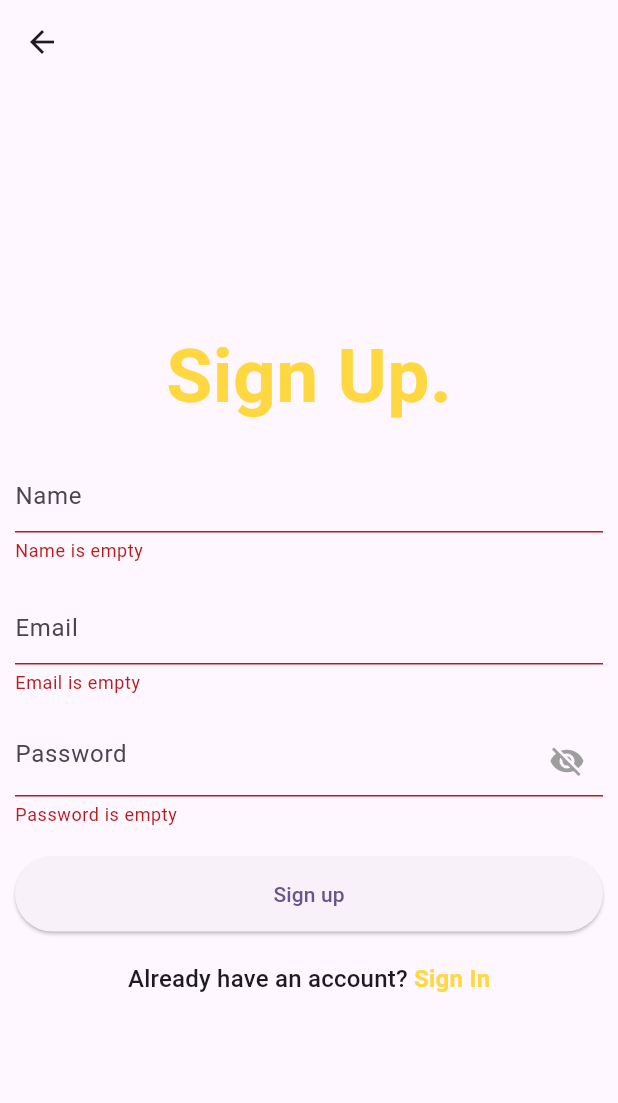
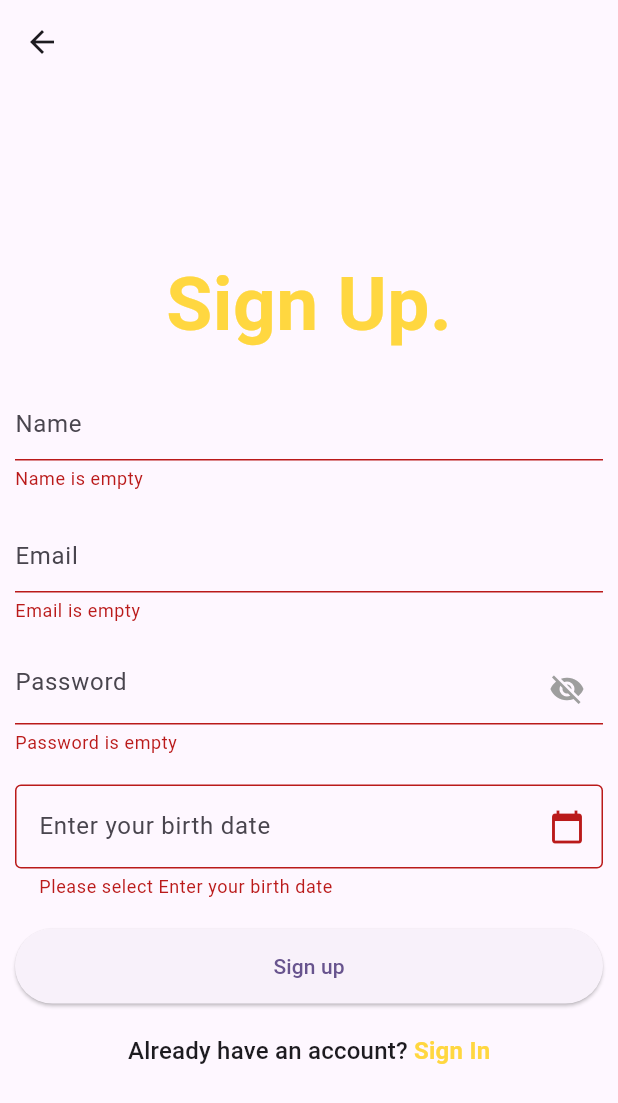
Before and after one commit to agilesh-kk/chat_application, a Flutter app: the SignUpPage screen opened directly, after a tap on "Sign up", on a phone screen of 412 x 824 dp. Shown: the top 1103 px of the screen. Run offline on Flutter 3.47's test engine with Material 3 defaults, Android fonts, the phone set to English and light mode, and no system bars; our stand-ins replace cloud_firestore, firebase_auth, firebase_core, flutter_bloc, fpdart, get_it and 3 more; accounts and stored records are empty.

Commit message:
added birthdate in signup feature

```diff
--- a/lib/core/common/entities/user.dart
+++ b/lib/core/common/entities/user.dart
@@ -6,11 +6,13 @@ class User {
   final String email;
   final String? profilePic;
   final List<String>? friends;
+  final DateTime birthDate;
 
   User({
     required this.id,
     required this.name,
     required this.email,
+    required this.birthDate,
     this.profilePic,
     this.friends,
   });
--- a/lib/features/auth/data/datasources/auth_remote_data_sources.dart
+++ b/lib/features/auth/data/datasources/auth_remote_data_sources.dart
@@ -9,6 +9,7 @@ abstract interface class AuthRemoteDataSources {
     required String name,
     required String email,
     required String password,
+    required DateTime birthDate,
   });
 
   Future<UserModel> signInWithEmailPassword({
@@ -36,6 +37,7 @@ class AuthRemoteDataSourcesImpl implements AuthRemoteDataSources {
     required String name,
     required String email,
     required String password,
+    required DateTime birthDate,
   }) async {
     try {
       //Create user in Firebase Auth
@@ -55,6 +57,7 @@ class AuthRemoteDataSourcesImpl implements AuthRemoteDataSources {
         id: firebaseUser.uid,
         name: name,
         email: email,
+        birthDate: birthDate,
         profilePic: '',
         friends: [],
       );
@@ -64,6 +67,7 @@ class AuthRemoteDataSourcesImpl implements AuthRemoteDataSources {
         'id': firebaseUser.uid,
         'name': name,
         'email': email,
+        'birthDate': birthDate,
         'profilePic': '',
         'friends': [],
       });
--- a/lib/features/auth/data/repository/auth_repository_impl.dart
+++ b/lib/features/auth/data/repository/auth_repository_impl.dart
@@ -14,12 +14,14 @@ class AuthRepositoryImpl implements AuthRepository {
     required String name,
     required String email,
     required String password,
+    required DateTime birthDate,
   }) async {
     return _getuser(
       () async => await remoteDataSources.signUpWithEmailPassword(
         name: name,
         email: email,
         password: password,
+        birthDate: birthDate,
       ),
     );
   }
--- a/lib/features/auth/domain/repository/auth_repository.dart
+++ b/lib/features/auth/domain/repository/auth_repository.dart
@@ -11,6 +11,7 @@ abstract interface class AuthRepository {
     required String name,
     required String email,
     required String password,
+    required DateTime birthDate,
   });
 
   //interface for signing in with email and password.
--- a/lib/features/auth/domain/usecase/user_sign_up.dart
+++ b/lib/features/auth/domain/usecase/user_sign_up.dart
@@ -16,6 +16,7 @@ class UserSignUp implements UseCase<User, UserSignUpParams>{
       name: params.name,
       email: params.email,
       password: params.password,
+      birthDate: params.birthDate,
     );
   }
 }
@@ -24,9 +25,11 @@ class UserSignUpParams {
   final String name;
   final String email;
   final String password;
+  final DateTime birthDate;
   UserSignUpParams({
     required this.name,
     required this.email,
     required this.password,
+    required this.birthDate,
   });
 }
--- a/lib/features/auth/presentation/bloc/auth_bloc.dart
+++ b/lib/features/auth/presentation/bloc/auth_bloc.dart
@@ -46,6 +46,7 @@ class AuthBloc extends Bloc<AuthEvent, AuthState> {
         name: event.name,
         email: event.email,
         password: event.password,
+        birthDate: event.birthDate,
       ),
     );
 
--- a/lib/features/auth/presentation/bloc/auth_event.dart
+++ b/lib/features/auth/presentation/bloc/auth_event.dart
@@ -7,11 +7,13 @@ final class AuthSignUp extends AuthEvent {
   final String name;
   final String email;
   final String password;
+  final DateTime birthDate;
 
   AuthSignUp({
     required this.name,
     required this.email,
     required this.password,
+    required this.birthDate,
   });
 }
 
--- a/lib/features/auth/presentation/pages/sign_up_page.dart
+++ b/lib/features/auth/presentation/pages/sign_up_page.dart
@@ -5,6 +5,7 @@ import 'package:chat_application/features/auth/presentation/bloc/auth_bloc.dart'
 import 'package:chat_application/features/auth/presentation/pages/sign_in_page.dart';
 import 'package:chat_application/features/auth/presentation/widgets/auth_buttons.dart';
 import 'package:chat_application/features/auth/presentation/widgets/auth_fields.dart';
+import 'package:chat_application/features/auth/presentation/widgets/date_picker.dart';
 import 'package:flutter/material.dart';
 import 'package:flutter_bloc/flutter_bloc.dart';
 
@@ -19,6 +20,8 @@ class _SignUpPageState extends State<SignUpPage> {
   final nameController = TextEditingController();
   final emailController = TextEditingController();
   final passwordController = TextEditingController();
+  final birthDateController = TextEditingController();
+  DateTime? selectedDate;
 
   final formKey = GlobalKey<FormState>();
 
@@ -27,6 +30,7 @@ class _SignUpPageState extends State<SignUpPage> {
     nameController.dispose();
     emailController.dispose();
     passwordController.dispose();
+    birthDateController.dispose();
     super.dispose();
   }
 
@@ -48,7 +52,15 @@ class _SignUpPageState extends State<SignUpPage> {
             if(state is AuthLoading){
               return const Loader();
             }
-            return Form(
+            return LayoutBuilder(
+              builder: (context, constraints){
+              return SingleChildScrollView(
+                child: ConstrainedBox(
+                  constraints: BoxConstraints(
+                      minHeight: constraints.maxHeight,
+                  ),
+                  child: Center(
+                    child: Form(
                       key: formKey,
                       child: Column(
                         mainAxisAlignment: MainAxisAlignment.center,
@@ -78,17 +90,26 @@ class _SignUpPageState extends State<SignUpPage> {
                             isObscure: true,
                           ),
                           SizedBox(height: 20),
+                          DatePicker(
+                            controller: birthDateController,
+                            hintText: "Enter your birth date",
+                            onDateSelected: (date){
+                              selectedDate = date;
+                            },
+                          ),
+                          SizedBox(height: 20),
 
                           AuthButtons(
                             buttonText: "Sign up",
                             onPressed: (){
                               //print("Form validated");
-                    if(formKey.currentState!.validate()){
+                              if (formKey.currentState!.validate() && selectedDate != null) {
                                 context.read<AuthBloc>().add(
                                   AuthSignUp(
                                     name: nameController.text.trim(),
                                     email: emailController.text.trim(),
                                     password: passwordController.text.trim(),
+                                    birthDate: selectedDate!,
                                   ),
                                 );
                               }
@@ -119,7 +140,13 @@ class _SignUpPageState extends State<SignUpPage> {
                           )
                         ],
                       ),
+                    ),
+                  ),
+                ),
               );}
+
+            );
+          }
         ),
       ),
     );
--- /dev/null
+++ b/lib/features/auth/presentation/widgets/date_picker.dart
@@ -0,0 +1,64 @@
+import 'package:flutter/material.dart';
+
+class DatePicker extends StatefulWidget {
+  final TextEditingController controller;
+  final String hintText;
+  final Function(DateTime)? onDateSelected;
+
+  const DatePicker({
+    super.key,
+    required this.controller,
+    required this.hintText,
+    this.onDateSelected,
+  });
+
+  @override
+  State<DatePicker> createState() => _DatePickerState();
+}
+
+class _DatePickerState extends State<DatePicker> {
+  DateTime? selectedDate;
+
+  Future<void> pickDate() async {
+    DateTime now = DateTime.now();
+
+    final DateTime? picked = await showDatePicker(
+      context: context,
+      initialDate: DateTime(now.year - 18),
+      firstDate: DateTime(1950),
+      lastDate: now,
+    );
+
+    if (picked != null) {
+      setState(() {
+        selectedDate = picked;
+        widget.controller.text =
+            "${picked.day}/${picked.month}/${picked.year}";
+      });
+
+      if (widget.onDateSelected != null) {
+        widget.onDateSelected!(picked);
+      }
+    }
+  }
+
+  @override
+  Widget build(BuildContext context) {
+    return TextFormField(
+      controller: widget.controller,
+      readOnly: true,
+      decoration: InputDecoration(
+        hintText: widget.hintText,
+        suffixIcon: const Icon(Icons.calendar_today),
+        border: const OutlineInputBorder(),
+      ),
+      onTap: pickDate,
+      validator: (value) {
+        if (value == null || value.isEmpty) {
+          return "Please select ${widget.hintText}";
+        }
+        return null;
+      },
+    );
+  }
+}
--- a/lib/features/chats/data/datasources/chat_remote_data_sources.dart
+++ b/lib/features/chats/data/datasources/chat_remote_data_sources.dart
@@ -168,8 +168,9 @@ class ChatRemoteDataSourcesImpl implements ChatRemoteDataSources{
         return User(
           email: user["email"],
           name: user["name"],
-          id: user["id"]
-          );
+          id: user["id"],
+          birthDate: user["birthDate"],
+        );
       }
     }
 
--- a/pubspec.yaml
+++ b/pubspec.yaml
@@ -18,7 +18,6 @@ dependencies:
   supabase_flutter: ^2.12.0
   image_picker: ^1.2.1
   uuid: ^4.5.3
-  story_view: ^0.16.6
   timeago: ^3.7.1
   intl: ^0.20.2
 
```
Also changed, not shown: lib/features/auth/data/models/user_model.dart (+11 -1 lines), lib/features/auth/presentation/pages/auth_gate.dart (+7 -1 lines), lib/features/profile/presentation/pages/profile_page.dart (+16 -4 lines), pubspec.lock, 1 other file. Lines whose indentation alone changed are shown as unchanged.
